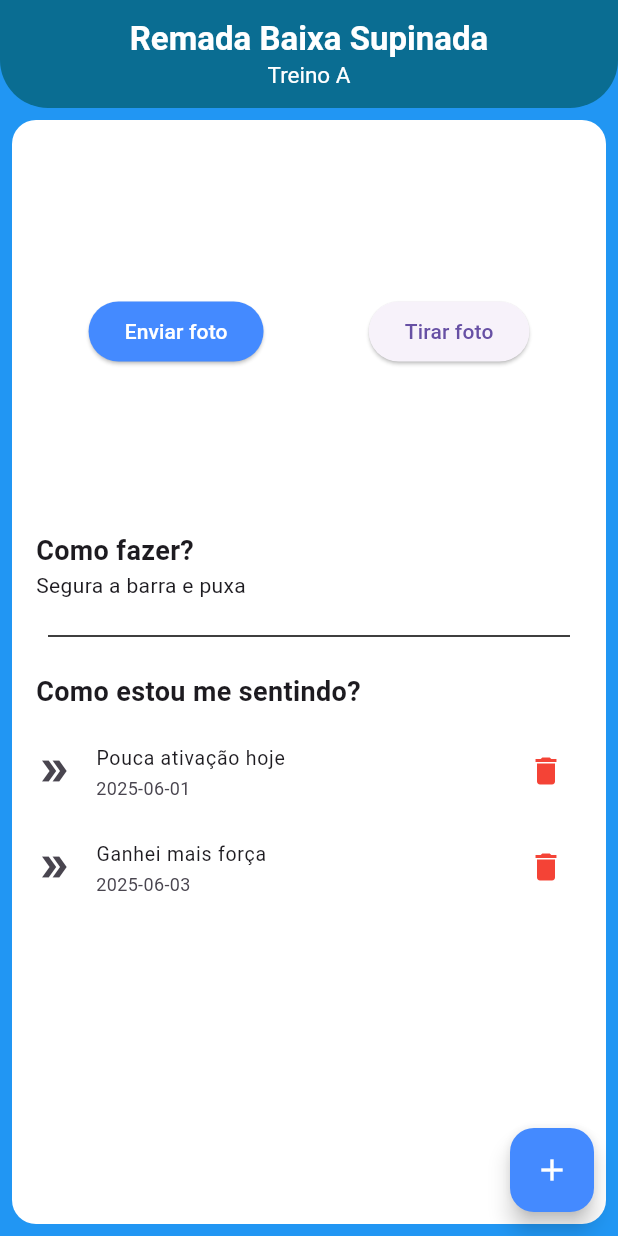
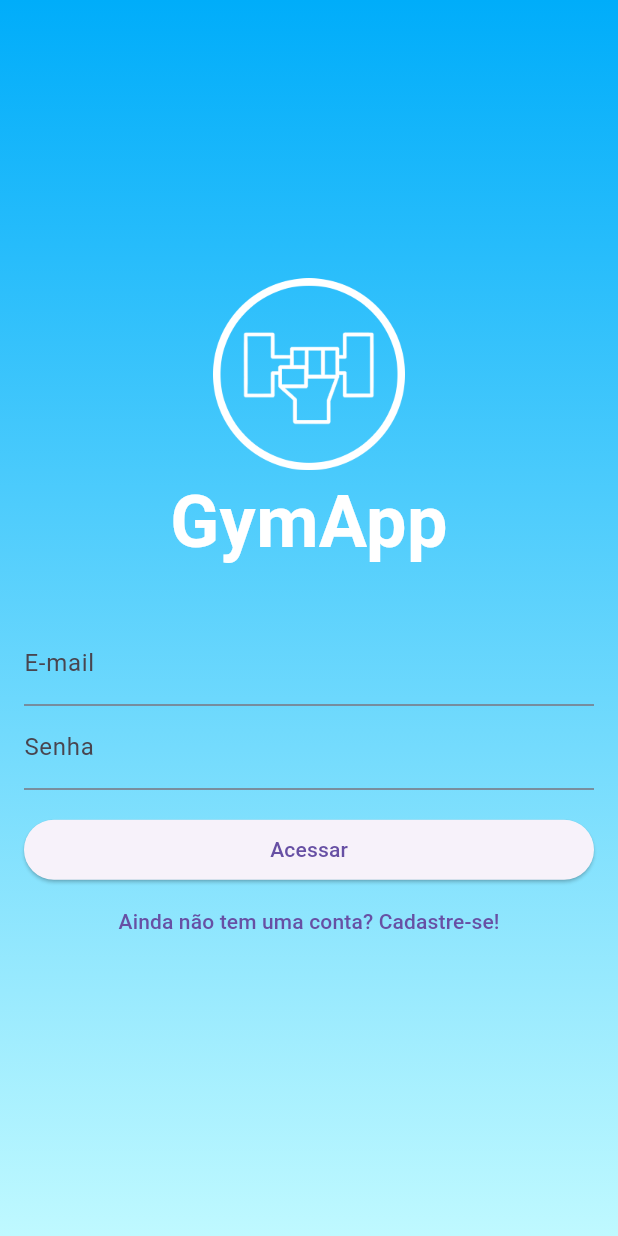
Before and after one commit to Antonio-Nasc/flutter_gymapp, a Flutter app: the screen it shows after launch, on a phone screen of 412 x 824 dp. Run offline on Flutter 3.47's test engine with Material 3 defaults, Android fonts, the phone set to English and light mode, and no system bars.

Commit message:
feat: login screen

```diff
--- /dev/null
+++ b/lib/_commom/my_colors.dart
@@ -0,0 +1,8 @@
+import 'package:flutter/material.dart';
+
+class MyColors {
+  static const Color azulEscuro = Color(0xFF0A6D92);
+
+  static const Color azulTopoGradient = Color(0xFF00ADFA);
+  static const Color azulBaixoGradient = Color(0xFFBFF9FF);
+}
--- a/lib/main.dart
+++ b/lib/main.dart
@@ -1,5 +1,5 @@
 import 'package:flutter/material.dart';
-import 'package:flutter_gymapp/screens/exercise_screen.dart';
+import 'package:flutter_gymapp/screens/authentication_screen.dart';
 
 void main() {
   runApp(const MyApp());
@@ -10,6 +10,6 @@ class MyApp extends StatelessWidget {
 
   @override
   Widget build(BuildContext context) {
-    return MaterialApp(home: ExerciseScreen());
+    return MaterialApp(home: AuthenticationScreen());
   }
 }
--- /dev/null
+++ b/lib/screens/authentication_screen.dart
@@ -0,0 +1,85 @@
+import 'package:flutter/material.dart';
+import 'package:flutter_gymapp/_commom/my_colors.dart';
+
+class AuthenticationScreen extends StatefulWidget {
+  const AuthenticationScreen({super.key});
+
+  @override
+  State<AuthenticationScreen> createState() => _AuthenticationScreenState();
+}
+
+class _AuthenticationScreenState extends State<AuthenticationScreen> {
+  bool queroEntrar = true;
+  @override
+  Widget build(BuildContext context) {
+    return Scaffold(
+      backgroundColor: Colors.blue,
+      body: Stack(
+        children: [
+          Container(
+            decoration: BoxDecoration(
+              gradient: LinearGradient(
+                begin: Alignment.topCenter,
+                end: Alignment.bottomCenter,
+                colors: [MyColors.azulTopoGradient, MyColors.azulBaixoGradient],
+              ),
+            ),
+          ),
+          Padding(
+            padding: const EdgeInsets.all(16.0),
+            child: Form(
+              child: Column(
+                mainAxisAlignment: MainAxisAlignment.center,
+                crossAxisAlignment: CrossAxisAlignment.stretch,
+                children: [
+                  Image.asset("assets/logo.png", height: 128),
+                  const Text(
+                    "GymApp",
+                    textAlign: TextAlign.center,
+                    style: TextStyle(
+                      fontSize: 48,
+                      fontWeight: FontWeight.bold,
+                      color: Colors.white,
+                    ),
+                  ),
+                  SizedBox(height: 32),
+                  TextFormField(
+                    decoration: InputDecoration(label: Text("E-mail")),
+                  ),
+                  TextFormField(
+                    decoration: InputDecoration(label: Text("Senha")),
+                    obscureText: true,
+                  ),
+                  Visibility(
+                    visible: !queroEntrar,
+                    child: Column(children: const  [
+
+                    ],
+                  ),
+                  ),
+                  SizedBox(height: 16),
+                  ElevatedButton(
+                    onPressed: () {},
+                    child: Text((queroEntrar) ? "Acessar" : "Cadastrar"),
+                  ),
+                  TextButton(
+                    onPressed: () {
+                      setState(() {
+                        queroEntrar = !queroEntrar;
+                      });
+                    },
+                    child: Text(
+                      (queroEntrar)
+                          ? "Ainda não tem uma conta? Cadastre-se!"
+                          : "Já tem uma conta? Acesse",
+                    ),
+                  ),
+                ],
+              ),
+            ),
+          ),
+        ],
+      ),
+    );
+  }
+}
--- a/lib/screens/exercise_screen.dart
+++ b/lib/screens/exercise_screen.dart
@@ -1,4 +1,5 @@
 import 'package:flutter/material.dart';
+import 'package:flutter_gymapp/_commom/my_colors.dart';
 import 'package:flutter_gymapp/models/exercise_model.dart';
 import 'package:flutter_gymapp/models/feeling_model.dart';
 
@@ -36,7 +37,7 @@ class ExerciseScreen extends StatelessWidget {
           ],
         ),
         centerTitle: true,
-        backgroundColor: Color(0xFF0A6D92),
+        backgroundColor: MyColors.azulEscuro,
         elevation: 0,
         toolbarHeight: 72,
         shape: const RoundedRectangleBorder(
```
Also changed, not shown: pubspec.yaml (+2 -55 lines), assets/logo.png (added).
